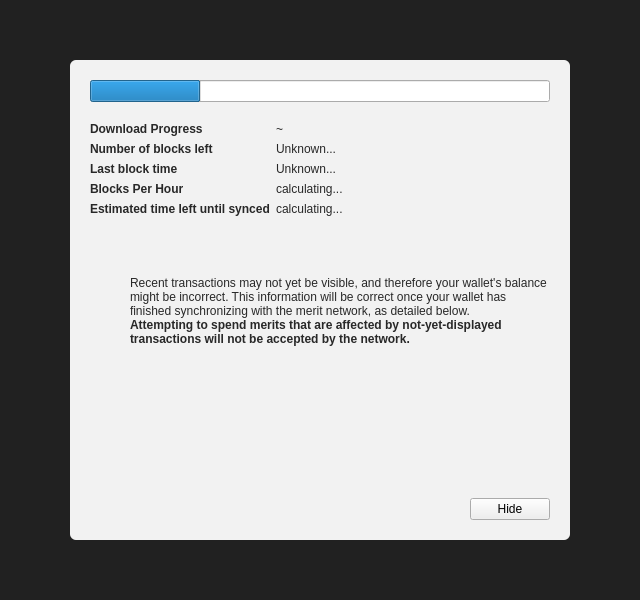
Before: the Qt Designer form src/qt/forms/modaloverlay.ui in meritlabs/merit, drawn with Qt 5.
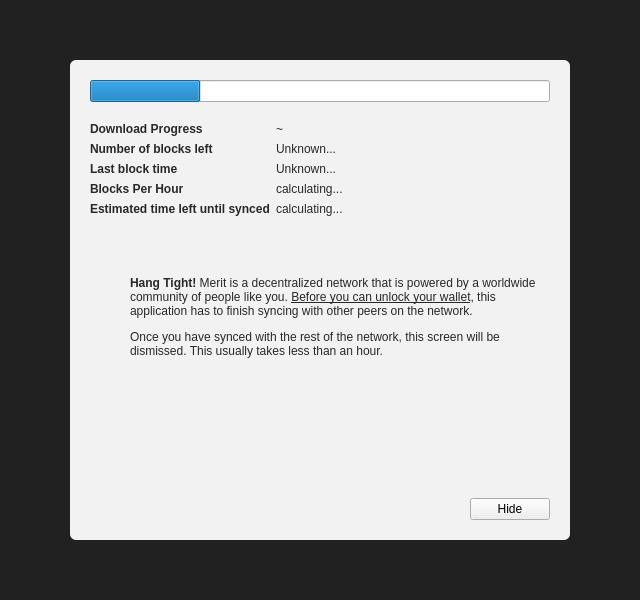
After: the same form once the commit is applied. Icons and pictures are not drawn. Custom widgets are drawn as their Qt base class.

Commit message: update message on blockchain sync modal

```diff
--- a/src/qt/forms/modaloverlay.ui
+++ b/src/qt/forms/modaloverlay.ui
@@ -282,16 +282,22 @@
            </item>
            <item>
             <layout class="QVBoxLayout" name="verticalLayoutInfoText">
+             <property name="spacing">
+              <number>12</number>
+             </property>
              <property name="leftMargin">
               <number>0</number>
              </property>
              <property name="topMargin">
               <number>0</number>
              </property>
+             <property name="bottomMargin">
+              <number>0</number>
+             </property>
              <item>
               <widget class="QLabel" name="infoText">
                <property name="text">
-                <string>Recent transactions may not yet be visible, and therefore your wallet's balance might be incorrect. This information will be correct once your wallet has finished synchronizing with the merit network, as detailed below.</string>
+                <string>&lt;html&gt;&lt;head/&gt;&lt;body&gt;&lt;p&gt;&lt;span style=&quot; font-weight:600;&quot;&gt;Hang Tight!&lt;/span&gt; Merit is a decentralized network that is powered by a worldwide community of people like you. &lt;span style=&quot; text-decoration: underline;&quot;&gt;Before you can unlock your wallet&lt;/span&gt;, this application has to finish syncing with other peers on the network. &lt;/p&gt;&lt;/body&gt;&lt;/html&gt;</string>
                </property>
                <property name="textFormat">
                 <enum>Qt::RichText</enum>
@@ -305,12 +311,12 @@
               <widget class="QLabel" name="infoTextStrong">
                <property name="font">
                 <font>
-                 <weight>75</weight>
-                 <bold>true</bold>
+                 <weight>50</weight>
+                 <bold>false</bold>
                 </font>
                </property>
                <property name="text">
-                <string>Attempting to spend merits that are affected by not-yet-displayed transactions will not be accepted by the network.</string>
+                <string>Once you have synced with the rest of the network, this screen will be dismissed.  This usually takes less than an hour.</string>
                </property>
                <property name="textFormat">
                 <enum>Qt::RichText</enum>
```
Left out of the diff: 8 changed lines with no effect on the pictures.
